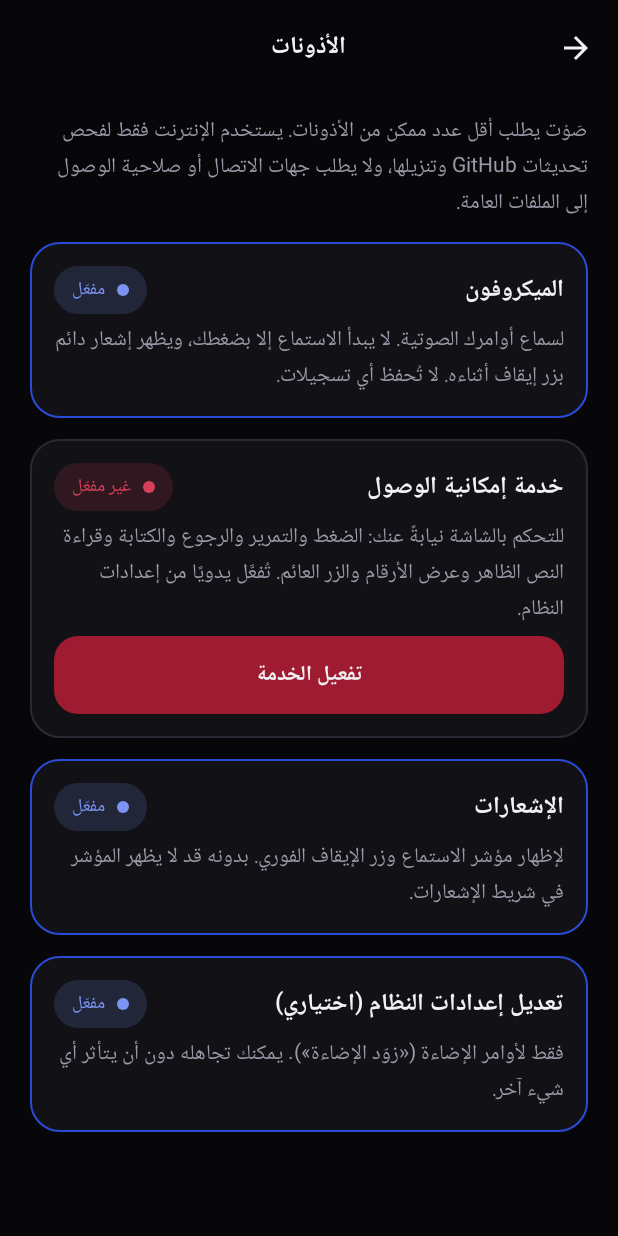
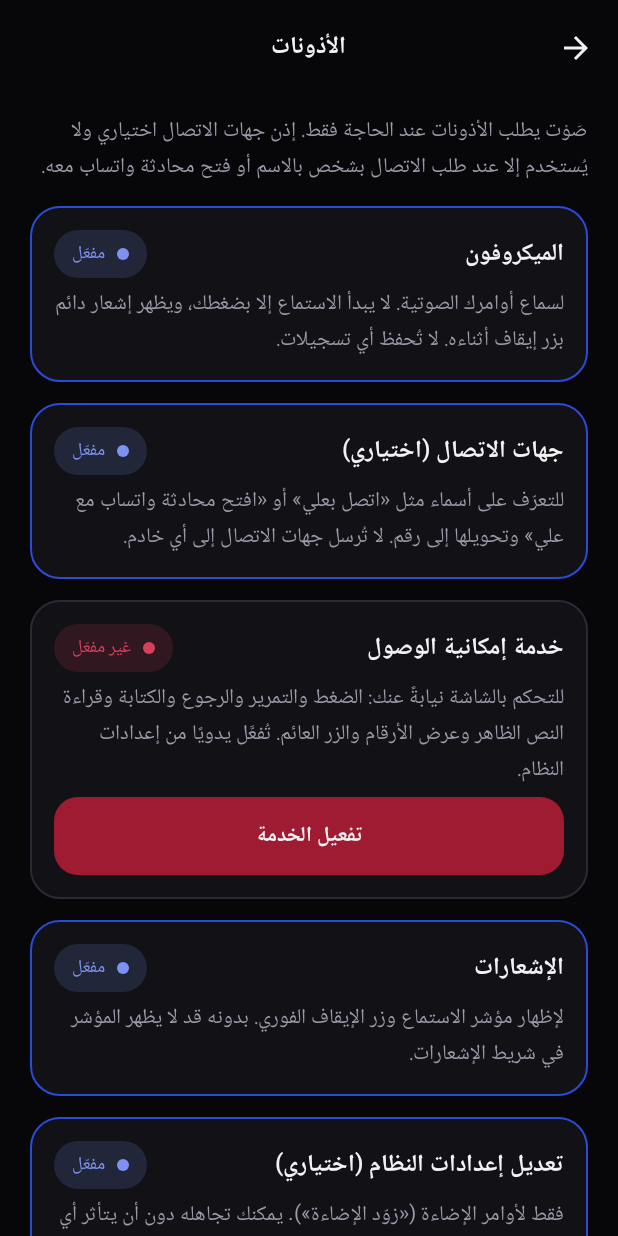
Before and after one commit to DictatorEG2/-, an Android app built with Jetpack Compose: the PermissionsScreen screen opened through its navigation route, on a phone screen of 412 x 824 dp. Run offline under Robolectric (Android 15) with nearby library versions, the phone set to English and light mode, and no system bars; our stand-ins replace Room's generated code.

Commit message:
Expose optional contacts permission in settings

```diff
--- a/SAWT-Android/app/src/main/java/com/sawt/voice/ui/screens/SettingsScreens.kt
+++ b/SAWT-Android/app/src/main/java/com/sawt/voice/ui/screens/SettingsScreens.kt
@@ -251,19 +251,21 @@ fun PermissionsScreen(back: () -> Unit) {
     val context = LocalContext.current
     val tick = rememberResumeTick()
     var refresh by remember { mutableIntStateOf(0) }
+    val contacts = remember(tick, refresh) { Permissions.hasContacts(context) }
     val mic = remember(tick, refresh) { Permissions.hasMic(context) }
     val notif = remember(tick, refresh) { Permissions.hasNotifications(context) }
     val a11y = remember(tick, refresh) { Permissions.isAccessibilityEnabled(context) }
     val write = remember(tick, refresh) { Permissions.canWriteSettings(context) }
     var showDisclosure by remember { mutableStateOf(false) }
 
+    val contactsLauncher = rememberLauncherForActivityResult(ActivityResultContracts.RequestPermission()) { refresh++ }
     val micLauncher = rememberLauncherForActivityResult(ActivityResultContracts.RequestPermission()) { refresh++ }
     val notifLauncher = rememberLauncherForActivityResult(ActivityResultContracts.RequestPermission()) { refresh++ }
 
     SawtScaffold("الأذونات", back) { pad ->
         ScreenColumn(pad) {
             Text(
-                "صَوْت يطلب أقل عدد ممكن من الأذونات. يستخدم الإنترنت فقط لفحص تحديثات GitHub وتنزيلها، ولا يطلب جهات الاتصال أو صلاحية الوصول إلى الملفات العامة.",
+                "صَوْت يطلب الأذونات عند الحاجة فقط. إذن جهات الاتصال اختياري ولا يُستخدم إلا عند طلب الاتصال بشخص بالاسم أو فتح محادثة واتساب معه.",
                 style = MaterialTheme.typography.bodyMedium,
                 color = MaterialTheme.colorScheme.onSurfaceVariant,
             )
@@ -274,6 +276,13 @@ fun PermissionsScreen(back: () -> Unit) {
                 granted = mic,
                 actionLabel = "السماح بالميكروفون",
             ) { micLauncher.launch(Manifest.permission.RECORD_AUDIO) }
+
+            PermissionCard(
+                title = "جهات الاتصال (اختياري)",
+                reason = "للتعرّف على أسماء مثل «اتصل بعلي» أو «افتح محادثة واتساب مع علي» وتحويلها إلى رقم. لا تُرسل جهات الاتصال إلى أي خادم.",
+                granted = contacts,
+                actionLabel = "السماح بجهات الاتصال",
+            ) { contactsLauncher.launch(Manifest.permission.READ_CONTACTS) }
 
             PermissionCard(
                 title = "خدمة إمكانية الوصول",
```
